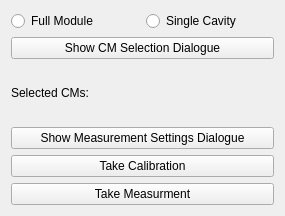
Before: the Qt Designer form gui/q0.ui in ssoham/Q0Measurement, drawn with Qt 5.
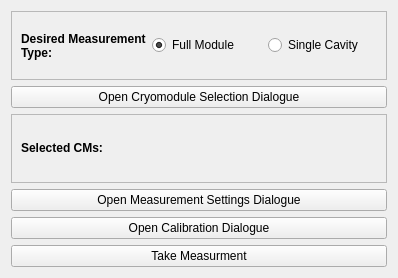
After: the same form once the commit is applied.

Commit message: new scheme for getting widgets out of a template repeater

```diff
--- a/gui/q0.ui
+++ b/gui/q0.ui
@@ -6,8 +6,8 @@
    <rect>
     <x>0</x>
     <y>0</y>
-    <width>285</width>
-    <height>216</height>
+    <width>398</width>
+    <height>278</height>
    </rect>
   </property>
   <property name="windowTitle">
@@ -15,8 +15,37 @@
   </property>
   <layout class="QVBoxLayout" name="verticalLayout">
    <item>
-    <layout class="QGridLayout" name="gridLayout">
-     <item row="0" column="0">
+    <widget class="QFrame" name="frame">
+     <property name="frameShape">
+      <enum>QFrame::StyledPanel</enum>
+     </property>
+     <property name="frameShadow">
+      <enum>QFrame::Raised</enum>
+     </property>
+     <layout class="QHBoxLayout" name="horizontalLayout_2">
+      <item>
+       <widget class="QLabel" name="label">
+        <property name="sizePolicy">
+         <sizepolicy hsizetype="Minimum" vsizetype="Minimum">
+          <horstretch>0</horstretch>
+          <verstretch>0</verstretch>
+         </sizepolicy>
+        </property>
+        <property name="font">
+         <font>
+          <weight>75</weight>
+          <bold>true</bold>
+         </font>
+        </property>
+        <property name="text">
+         <string>Desired Measurement Type:</string>
+        </property>
+        <property name="wordWrap">
+         <bool>true</bool>
+        </property>
+       </widget>
+      </item>
+      <item>
       <widget class="QRadioButton" name="radioButton">
        <property name="toolTip">
         <string>This will run every selected CM at once</string>
@@ -24,9 +53,12 @@
        <property name="text">
         <string>Full Module</string>
        </property>
-      </widget>
-     </item>
-     <item row="0" column="1">
+        <property name="checked">
+         <bool>true</bool>
+        </property>
+       </widget>
+      </item>
+      <item>
       <widget class="QRadioButton" name="radioButton_3">
        <property name="toolTip">
         <string>For each CM selected, this will run all 8 cavities at the ops max (or usuer specified gradient) and then run them all again minus the one being measured (it will iterate through all selected cavities)</string>
@@ -34,14 +66,18 @@
        <property name="text">
         <string>Single Cavity</string>
        </property>
+        <property name="checked">
+         <bool>false</bool>
+        </property>
       </widget>
      </item>
     </layout>
+    </widget>
    </item>
    <item>
     <widget class="QPushButton" name="cmSelectButton">
      <property name="text">
-      <string>Show CM Selection Dialogue</string>
+      <string>Open Cryomodule Selection Dialogue</string>
      </property>
      <property name="checked">
       <bool>false</bool>
@@ -49,21 +85,46 @@
     </widget>
    </item>
    <item>
+    <widget class="QFrame" name="frame_2">
+     <property name="frameShape">
+      <enum>QFrame::StyledPanel</enum>
+     </property>
+     <property name="frameShadow">
+      <enum>QFrame::Raised</enum>
+     </property>
     <layout class="QHBoxLayout" name="horizontalLayout">
      <item>
       <widget class="QLabel" name="selectorLabel">
+        <property name="sizePolicy">
+         <sizepolicy hsizetype="Minimum" vsizetype="Minimum">
+          <horstretch>0</horstretch>
+          <verstretch>0</verstretch>
+         </sizepolicy>
+        </property>
+        <property name="font">
+         <font>
+          <weight>75</weight>
+          <bold>true</bold>
+         </font>
+        </property>
        <property name="toolTip">
         <string>CMs where cavities are deselected or not at ops max will appear with an asterisk (*)</string>
        </property>
        <property name="text">
         <string>Selected CMs:</string>
        </property>
+        <property name="wordWrap">
+         <bool>true</bool>
+        </property>
+        <property name="textInteractionFlags">
+         <set>Qt::LinksAccessibleByMouse|Qt::TextSelectableByMouse</set>
+        </property>
       </widget>
      </item>
      <item>
       <widget class="QLabel" name="selectionOutput">
        <property name="sizePolicy">
-        <sizepolicy hsizetype="Preferred" vsizetype="Minimum">
+         <sizepolicy hsizetype="Minimum" vsizetype="Minimum">
          <horstretch>0</horstretch>
          <verstretch>0</verstretch>
         </sizepolicy>
@@ -89,25 +150,26 @@
        </property>
        <property name="sizeHint" stdset="0">
         <size>
-         <width>40</width>
+          <width>226</width>
          <height>20</height>
         </size>
        </property>
       </spacer>
      </item>
     </layout>
+    </widget>
    </item>
    <item>
     <widget class="QPushButton" name="settingsButton">
      <property name="text">
-      <string>Show Measurement Settings Dialogue</string>
+      <string>Open Measurement Settings Dialogue</string>
      </property>
     </widget>
    </item>
    <item>
     <widget class="QPushButton" name="pushButton">
      <property name="text">
-      <string>Take Calibration</string>
+      <string>Open Calibration Dialogue</string>
      </property>
     </widget>
    </item>
```
Left out of the diff: 5 changed lines with no effect on the pictures. Lines whose indentation alone changed are shown as unchanged. The commit also changes 6 other files.
